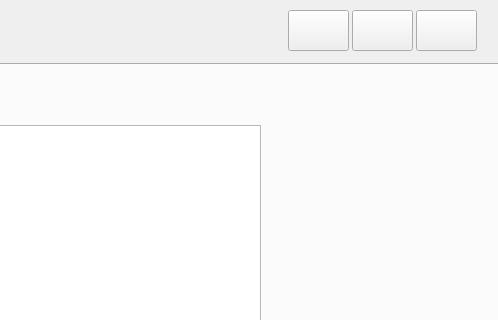
Before: the Qt Designer form UI Files/MainWindowV1.ui in steinmns/Cinema-Stats, drawn with Qt 5; both pictures show x 618 to 1116 and y 0 to 320 of the 1116 by 781 pixel window.
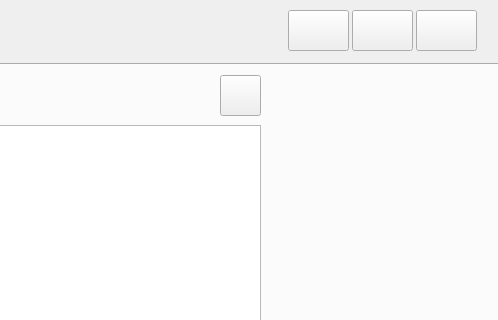
After: the same form once the commit is applied.

Commit message: Started on fixing the refreshing and added a temp refresh button

```diff
--- a/UI Files/MainWindowV1.ui
+++ b/UI Files/MainWindowV1.ui
@@ -169,6 +169,28 @@
        <string>At a Glance</string>
       </property>
      </widget>
+     <widget class="QPushButton" name="RefreshRecentButton">
+      <property name="geometry">
+       <rect>
+        <x>840</x>
+        <y>10</y>
+        <width>41</width>
+        <height>41</height>
+       </rect>
+      </property>
+      <property name="toolTip">
+       <string>Settings</string>
+      </property>
+      <property name="text">
+       <string/>
+      </property>
+      <property name="iconSize">
+       <size>
+        <width>32</width>
+        <height>32</height>
+       </size>
+      </property>
+     </widget>
     </widget>
     <widget class="QWidget" name="LogViewTab">
      <attribute name="title">
```
The commit also changes 9 other files.
